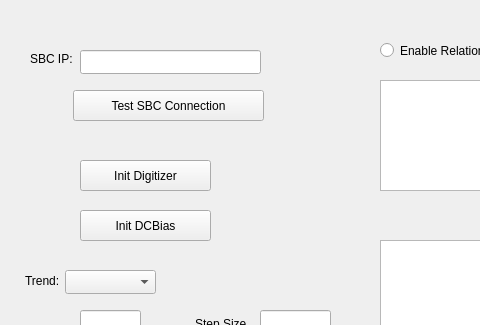
Before: the Qt Designer form autotrend.ui in MOBILionSystems/MIPS-app-MOBILion, drawn with Qt 5; both pictures show x 0 to 480 and y 0 to 325 of the 875 by 584 pixel window.
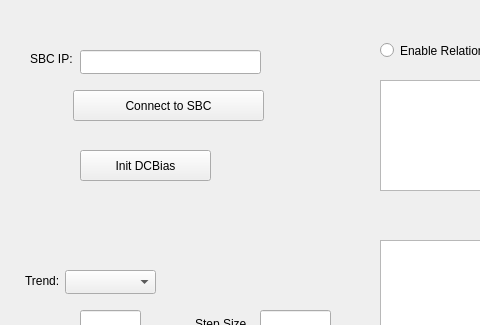
After: the same form once the commit is applied.

Diff of the .ui file:
```diff
--- a/autotrend.ui
+++ b/autotrend.ui
@@ -62,24 +62,11 @@
     <string>Remove RelationShip &lt;&lt;&lt;</string>
    </property>
   </widget>
-  <widget class="QPushButton" name="initDigitizerButton">
-   <property name="geometry">
-    <rect>
-     <x>80</x>
-     <y>160</y>
-     <width>131</width>
-     <height>31</height>
-    </rect>
-   </property>
-   <property name="text">
-    <string>Init Digitizer</string>
-   </property>
-  </widget>
   <widget class="QPushButton" name="initDCBiasButton">
    <property name="geometry">
     <rect>
      <x>80</x>
-     <y>210</y>
+     <y>150</y>
      <width>131</width>
      <height>31</height>
     </rect>
@@ -255,7 +242,7 @@
     </rect>
    </property>
    <property name="text">
-    <string>Test SBC Connection</string>
+    <string>Connect to SBC</string>
    </property>
   </widget>
   <widget class="QLineEdit" name="constInRelation">
```
Left out of the diff: 4 changed lines with no effect on the pictures.
